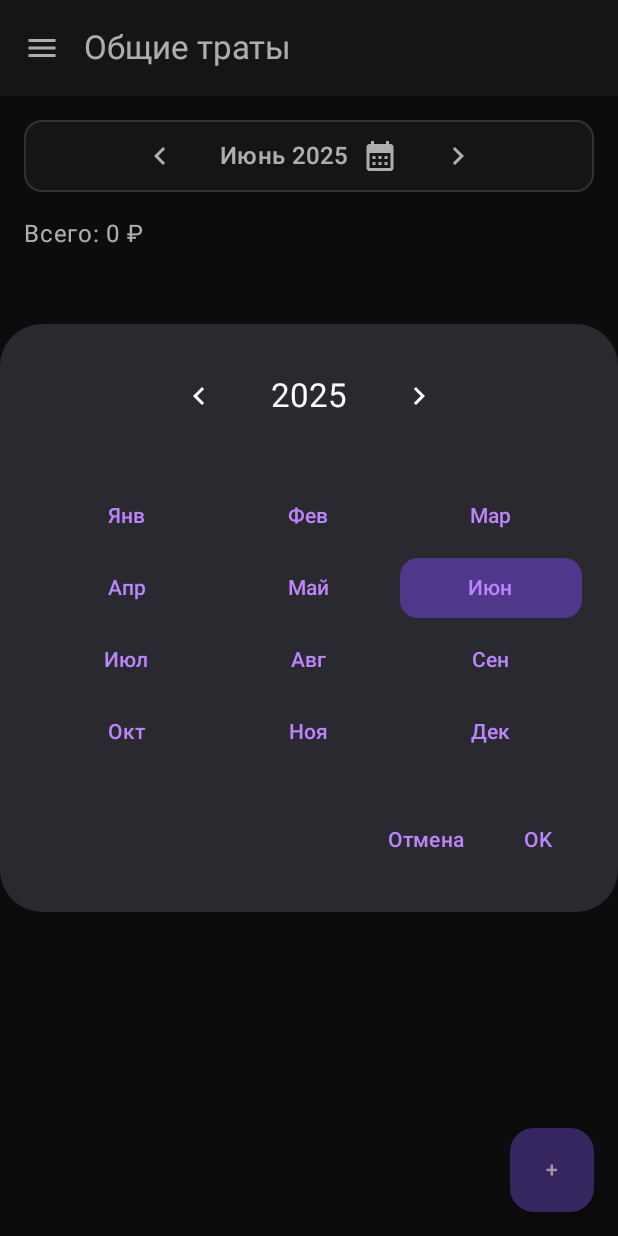
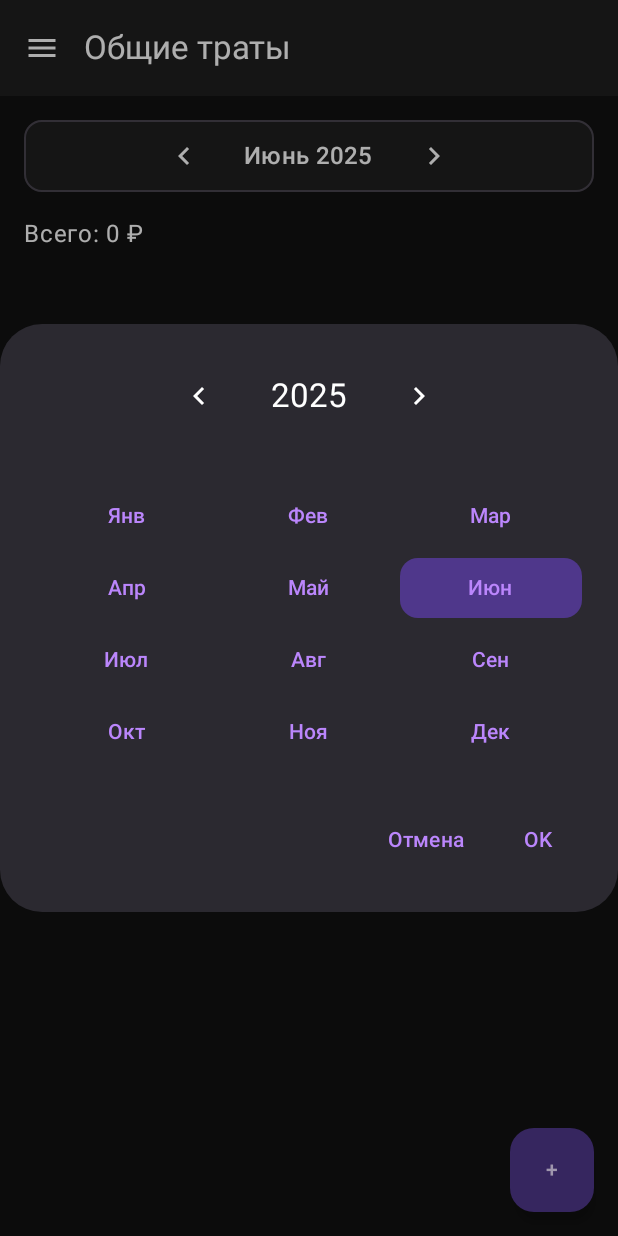
Before and after one commit to Ric377/FamilyMoney, an Android app built with Jetpack Compose: the composable MainScreen called with empty values, after a tap on an icon or button, on a phone screen of 412 x 824 dp. Run offline under Robolectric (Android 15) with nearby library versions, the phone set to English and light mode, and no system bars; our stand-ins replace Firebase (no records; nobody signed in at launch, a user with empty details on screens opened directly); 1 other tap on this screen came first.

Commit message:
Закончили работу с выбором месяца и года

```diff
--- a/app/src/main/java/com/rich/familymoney/ui/MainScreen.kt
+++ b/app/src/main/java/com/rich/familymoney/ui/MainScreen.kt
@@ -300,7 +300,6 @@ fun MainScreen(
                                     text = "${months[selectedMonth]} $selectedYear",
                                     style = MaterialTheme.typography.titleMedium
                                 )
-                                Icon(Icons.Default.CalendarMonth, "Выбрать дату", Modifier.padding(start = 8.dp))
                             }
 
                             IconButton(onClick = {
@@ -456,7 +455,7 @@ fun MainScreen(
         MonthYearPickerDialog(
             initialYear = selectedYear,
             initialMonth = selectedMonth,
-            availableYears = availableYears,
+            // availableYears удалён
             months = months,
             onDismiss = { showMonthYearPicker = false },
             onConfirm = { year, month ->
@@ -696,12 +695,10 @@ private fun PaymentItem(
     }
 }
 
-// ДОБАВЬТЕ ЭТУ НОВУЮ ФУНКЦИЮ В КОНЕЦ ФАЙЛА
 @Composable
 private fun MonthYearPickerDialog(
     initialYear: Int,
     initialMonth: Int,
-    availableYears: List<Int>,
     months: List<String>,
     onDismiss: () -> Unit,
     onConfirm: (year: Int, month: Int) -> Unit
@@ -712,18 +709,13 @@ private fun MonthYearPickerDialog(
     AlertDialog(
         onDismissRequest = onDismiss,
         title = {
-            // Переключатель года
             Row(
                 modifier = Modifier.fillMaxWidth(),
                 verticalAlignment = Alignment.CenterVertically,
                 horizontalArrangement = Arrangement.Center
             ) {
-                IconButton(onClick = {
-                    val yearIndex = availableYears.indexOf(selectedYear)
-                    if (yearIndex < availableYears.size - 1) {
-                        selectedYear = availableYears[yearIndex + 1]
-                    }
-                }) {
+                // КОММЕНТАРИЙ: Логика кнопок теперь просто уменьшает или увеличивает год
+                IconButton(onClick = { selectedYear-- }) {
                     Icon(Icons.Default.KeyboardArrowLeft, contentDescription = "Предыдущий год")
                 }
                 Text(
@@ -731,18 +723,12 @@ private fun MonthYearPickerDialog(
                     style = MaterialTheme.typography.titleLarge,
                     modifier = Modifier.padding(horizontal = 24.dp)
                 )
-                IconButton(onClick = {
-                    val yearIndex = availableYears.indexOf(selectedYear)
-                    if (yearIndex > 0) {
-                        selectedYear = availableYears[yearIndex - 1]
-                    }
-                }) {
+                IconButton(onClick = { selectedYear++ }) {
                     Icon(Icons.Default.KeyboardArrowRight, contentDescription = "Следующий год")
                 }
             }
         },
         text = {
-            // Сетка с месяцами
             LazyVerticalGrid(
                 columns = GridCells.Fixed(3),
                 contentPadding = PaddingValues(top = 16.dp)
@@ -763,14 +749,10 @@ private fun MonthYearPickerDialog(
             }
         },
         confirmButton = {
-            TextButton(onClick = { onConfirm(selectedYear, selectedMonth) }) {
-                Text("OK")
-            }
+            TextButton(onClick = { onConfirm(selectedYear, selectedMonth) }) { Text("OK") }
         },
         dismissButton = {
-            TextButton(onClick = onDismiss) {
-                Text("Отмена")
-            }
+            TextButton(onClick = onDismiss) { Text("Отмена") }
         }
     )
 }
```
